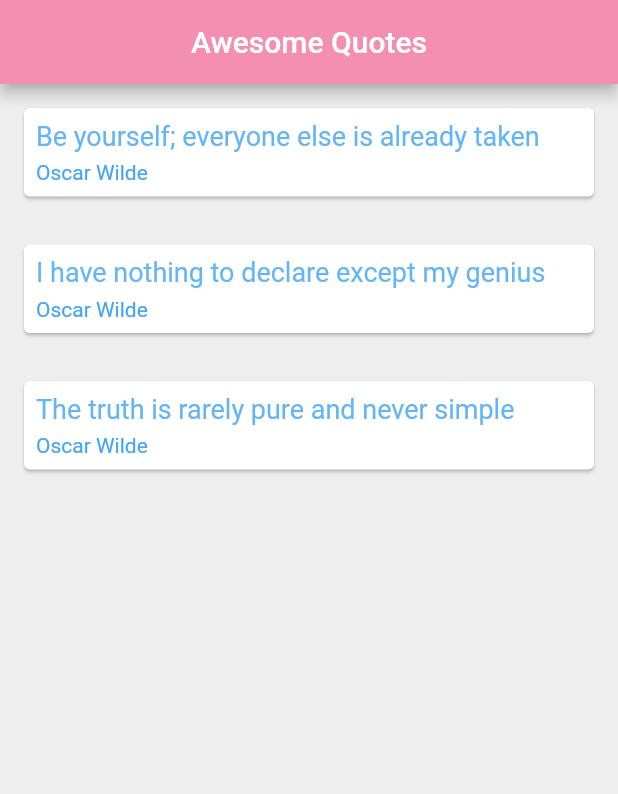
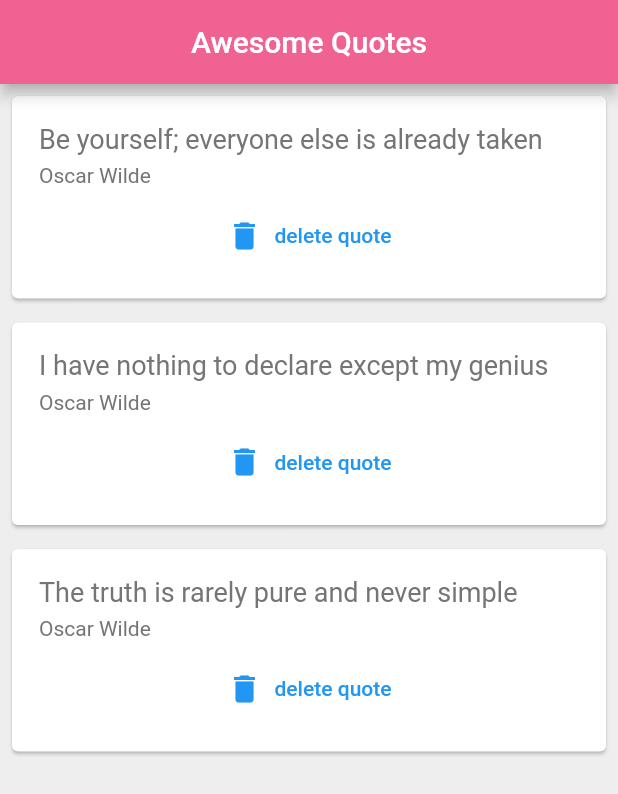
Before and after one commit to Gowsalyanatraj/flutter-data, a Flutter app: the screen it shows after launch, on a phone screen of 412 x 824 dp. Shown: the top 794 px of the screen. Run offline on Flutter 3.47's test engine with Material 2 defaults, Android fonts, the phone set to English and light mode, and no system bars.

Commit message:
deleteoption

```diff
--- a/lib/main.dart
+++ b/lib/main.dart
@@ -1,5 +1,6 @@
 import 'package:flutter/material.dart';
 import 'quote.dart';
+import 'quote_code.dart';
 
 void main() => runApp(MaterialApp(
   home: QuoteList()
@@ -12,59 +13,31 @@ class QuoteList extends StatefulWidget {
 
 class _QuoteListState extends State<QuoteList> {
 
-  //  List<String> quotes = [
-  //    'Be yourself; everyone else is already taken',
-  //    'I have nothing to declare except my genius',
-  //    'The truth is rarely pure and never simple'
-  //  ];
-
   List<Quote> quotes = [
     Quote(author: 'Oscar Wilde', text: 'Be yourself; everyone else is already taken'),
     Quote(author: 'Oscar Wilde', text: 'I have nothing to declare except my genius'),
     Quote(author: 'Oscar Wilde', text: 'The truth is rarely pure and never simple')
   ];
 
-  Widget quoteTemplate(quote) {
-    return Card(
-      margin: EdgeInsets.fromLTRB(16.0, 16.0, 16.0, 16.0),
-      child: Padding(
-        padding: const EdgeInsets.all(8.0),
-      child: Column(
-        crossAxisAlignment: CrossAxisAlignment.stretch,
-        children: <Widget>[
-          Text(
-           quote.text,
-           style: TextStyle(
-            fontSize: 18.0,
-            color: Colors.blue.shade300,
-           ),
-          ),
-          SizedBox(height: 6.0),
-          Text(
-            quote.author,
-            style: TextStyle(
-              fontSize: 14.0,
-              color: Colors.blue.shade400,
-            ),
-          )
-        ],
-        ),
-    ),
-    );
-  }
   @override
-Widget build(BuildContext context){
-   return Scaffold(
+  Widget build(BuildContext context) {
+    return Scaffold(
       backgroundColor: Colors.grey[200],
       appBar: AppBar(
         title: Text('Awesome Quotes'),
         centerTitle: true,
-        backgroundColor: Colors.pink.shade200,
+        backgroundColor: Colors.pink.shade300,
       ),
       body: Column(
-        children: quotes.map((quote) => quoteTemplate(quote)).toList(),
+        children: quotes.map((quote) => QuoteCard(
+          quote: quote,
+          delete: () {
+            setState(() {
+              quotes.remove(quote);
+            });
+          }
+        )).toList(),
       ),
-   );
-
+    );
   }
 }
--- a/lib/quote.dart
+++ b/lib/quote.dart
@@ -2,6 +2,7 @@ class Quote {
 
   String? text;
   String? author;
+  String? delete;
 
   //  normal constructor, as we've already seen
 
--- /dev/null
+++ b/lib/quote_code.dart
@@ -0,0 +1,47 @@
+import 'package:deer/main.dart';
+import 'package:flutter/material.dart';
+
+
+class QuoteCard extends StatelessWidget {
+
+  final quote;
+  final delete;
+   QuoteCard ({ this.quote, this.delete});
+
+
+  @override
+  Widget build(BuildContext context) {
+    return Card(
+      margin: EdgeInsets.all(8.0),
+      child: Padding(
+        padding: const EdgeInsets.all(18.0),
+        child: Column(
+          crossAxisAlignment: CrossAxisAlignment.stretch,
+          children: <Widget>[
+            Text(
+              quote.text,
+              style: TextStyle(
+                fontSize: 18.0,
+                color: Colors.grey.shade600,
+              ),
+            ),
+            SizedBox(height: 6.0),
+            Text(
+              quote.author,
+              style: TextStyle(
+                fontSize: 14.0,
+                color: Colors.grey.shade600,
+              ),
+            ),
+             SizedBox(height: 8.0),
+             TextButton.icon(
+              onPressed: delete,
+              label: Text('delete quote'),
+               icon: Icon(Icons.delete),
+               ),
+          ],
+        ),
+      ),
+    );
+  }
+}
```
